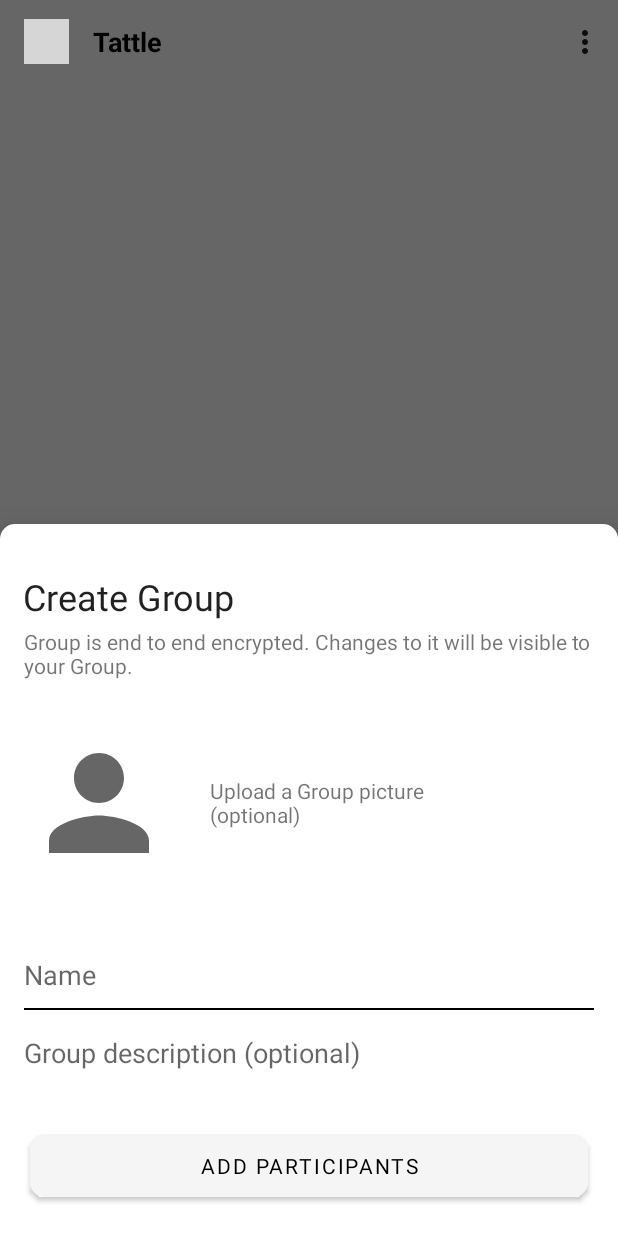
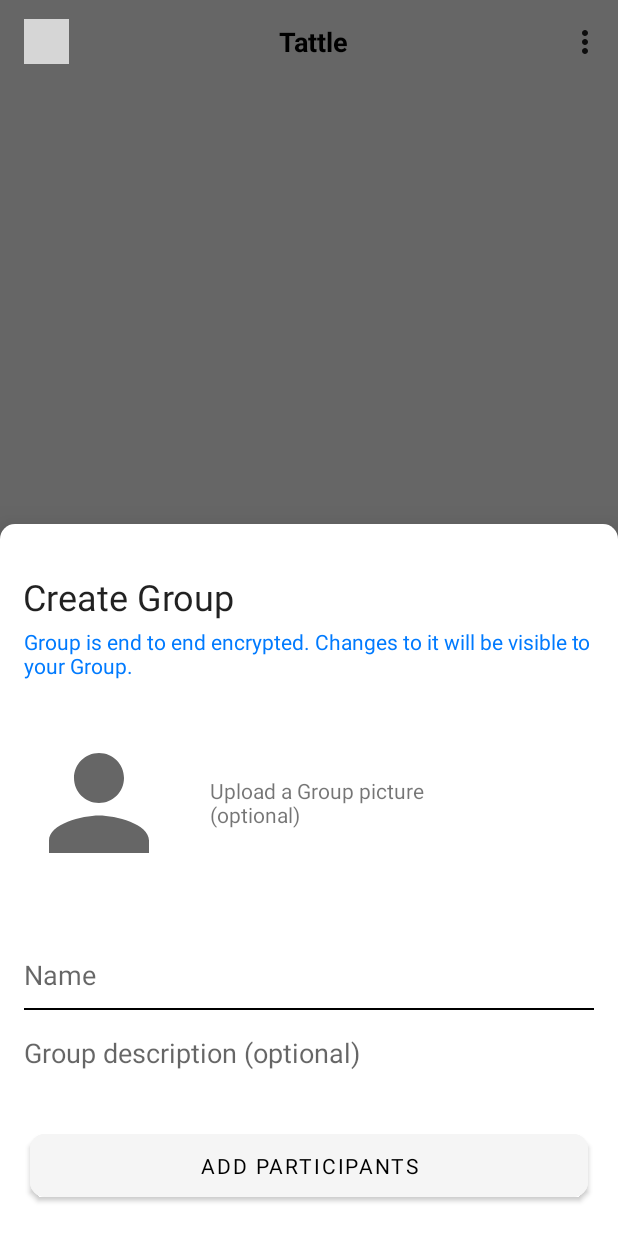
Before and after one commit to mrunal2142/Tattle, an Android app: the screen it shows after launch once a user with an empty profile is signed in (MainActivity), in the options menu, after a tap on "New group", on a phone screen of 412 x 824 dp. Run offline under Robolectric (Android 15) with nearby library versions, the phone set to English and light mode, and no system bars; our stand-ins replace Firebase (no records; nobody signed in at launch, a user with empty details on screens opened directly), Picasso; libraries missing offline, so code that uses them is left out: agency.tango.android, com.hanks.passcodeview, com.mukesh; plain views replace AvatarView, CircularImageView; pictures from the network do not load; Roboto replaces fonts that are not available here; 6 statements that could not run were skipped; grey boxes are pictures that could not be loaded.

Commit message:
main screen ui update

```diff
--- a/app/src/main/res/layout/activity_main.xml
+++ b/app/src/main/res/layout/activity_main.xml
@@ -40,6 +40,7 @@
                 android:layout_height="wrap_content"
                 android:layout_marginStart="16dp"
                 android:layout_marginTop="1dp"
+                android:layout_marginEnd="16dp"
                 android:layout_marginBottom="1dp"
                 android:fontFamily="@font/assistant"
                 android:text="Tattle"
@@ -47,6 +48,7 @@
                 android:textSize="18dp"
                 android:textStyle="bold"
                 app:layout_constraintBottom_toBottomOf="parent"
+                app:layout_constraintEnd_toEndOf="parent"
                 app:layout_constraintStart_toEndOf="@+id/prof"
                 app:layout_constraintTop_toTopOf="parent" />
 
@@ -60,8 +62,7 @@
         android:layout_height="0dp"
         app:layout_constraintBottom_toBottomOf="parent"
         app:layout_constraintEnd_toEndOf="parent"
-        app:layout_constraintStart_toStartOf="parent"
-        app:layout_constraintTop_toBottomOf="@+id/toolbar">
+        app:layout_constraintStart_toStartOf="parent">
 
 
         <androidx.recyclerview.widget.RecyclerView
@@ -79,17 +80,17 @@
         <com.google.android.material.card.MaterialCardView
             android:id="@+id/group"
             android:layout_width="50dp"
-           app:cardCornerRadius="50dp"
+            android:layout_height="50dp"
             android:layout_gravity="bottom|right"
             android:layout_margin="16dp"
-           android:layout_height="50dp">
+            app:cardCornerRadius="50dp">
 
             <ImageView
                 android:id="@+id/imageView2"
                 android:layout_width="30dp"
                 android:layout_height="30dp"
                 android:layout_gravity="center"
-               app:srcCompat="@drawable/groups" />
+                app:srcCompat="@drawable/gt" />
 
         </com.google.android.material.card.MaterialCardView>
 
--- a/app/src/main/res/layout/fragment_new_group.xml
+++ b/app/src/main/res/layout/fragment_new_group.xml
@@ -27,6 +27,7 @@
         android:layout_marginStart="16dp"
         android:layout_marginTop="4dp"
         android:layout_marginEnd="16dp"
+        android:textColor="@color/bluePie"
         android:text="Group is end to end encrypted. Changes to it will be visible to your Group. "
         app:layout_constraintEnd_toEndOf="@+id/textView4"
         app:layout_constraintHorizontal_bias="0.0"
--- a/app/src/main/res/layout/rcv_item_user.xml
+++ b/app/src/main/res/layout/rcv_item_user.xml
@@ -46,6 +46,7 @@
         android:textSize="12dp"
         android:maxWidth="200dp"
         android:maxHeight="17dp"
+        android:textColor="@color/bluePie"
         app:layout_constraintEnd_toEndOf="@+id/rcv_name"
         app:layout_constraintHorizontal_bias="0.0"
         app:layout_constraintStart_toStartOf="@+id/rcv_name"
```
Also changed, not shown: app/src/main/res/drawable-v24/gt.png (added). Lines whose indentation alone changed are shown as unchanged.
